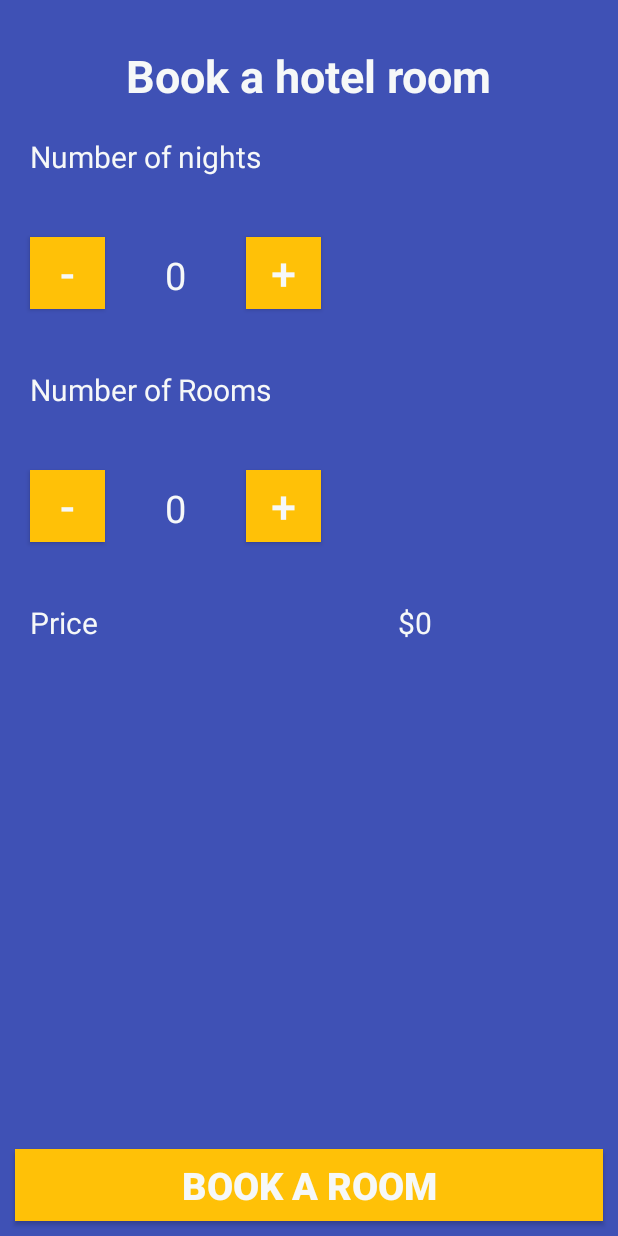
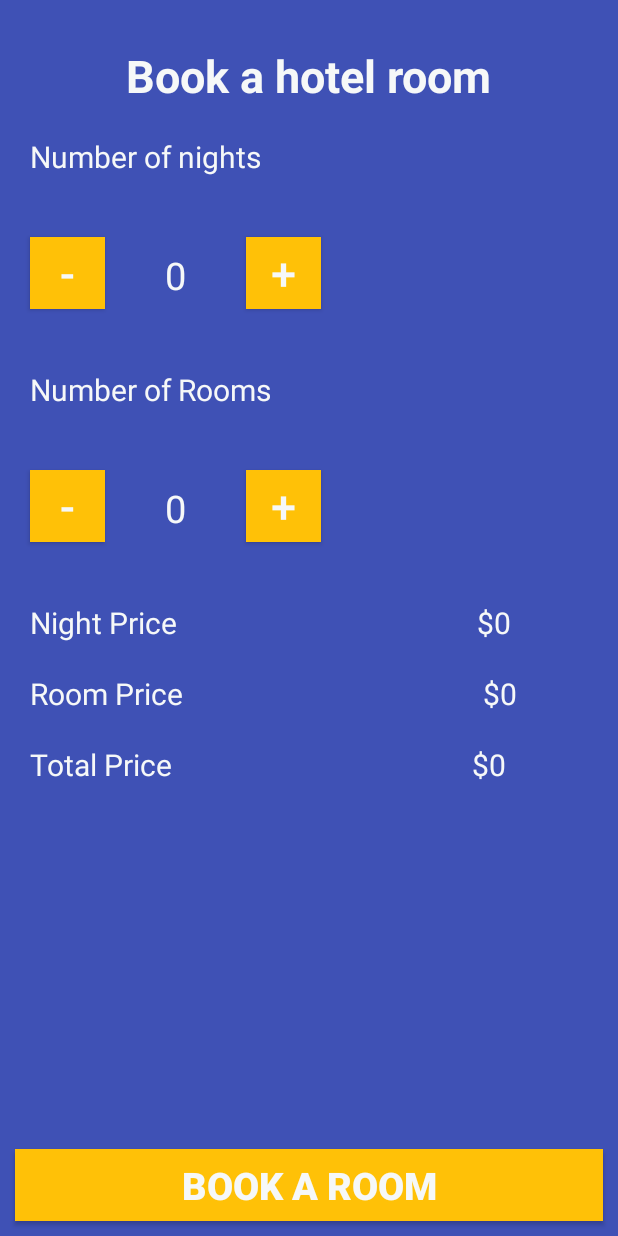
Before and after one commit to ktscates/eBooking, an Android app: the HotelActivity screen opened directly, with no data from a screen before it, on a phone screen of 412 x 824 dp. Run offline under Robolectric (Android 15) with nearby library versions, the phone set to English and light mode, and no system bars.

Commit message:
Add fonctionalities for hotel

```diff
--- a/app/src/main/res/layout/hotel_activity.xml
+++ b/app/src/main/res/layout/hotel_activity.xml
@@ -45,7 +45,7 @@
             android:textSize="30sp" />
 
         <TextView
-            android:id="@+id/numberOfnights_text_view"
+            android:id="@+id/numberOfNights_text_view"
             android:layout_width="wrap_content"
             android:layout_height="wrap_content"
             android:layout_margin="20dp"
@@ -114,25 +114,74 @@
     </LinearLayout>
 
     <TextView
-        android:id="@+id/price"
+        android:id="@+id/nightPrice"
         android:layout_width="wrap_content"
         android:layout_height="wrap_content"
         android:layout_below="@id/linearLayout2"
         android:layout_marginLeft="20dp"
         android:layout_marginTop="20dp"
         android:layout_marginRight="100dp"
-        android:text="Price"
+        android:text="Night Price"
         android:textColor="@color/colorTextIcons"
         android:textSize="20sp" />
 
     <TextView
-        android:id="@+id/price_text_view"
+        android:id="@+id/roomPrice"
+        android:layout_width="wrap_content"
+        android:layout_height="wrap_content"
+        android:layout_below="@id/nightPrice"
+        android:layout_marginLeft="20dp"
+        android:layout_marginTop="20dp"
+        android:layout_marginRight="100dp"
+        android:text="Room Price"
+        android:textColor="@color/colorTextIcons"
+        android:textSize="20sp" />
+
+    <TextView
+        android:id="@+id/nightPrice_text_view"
         android:layout_width="wrap_content"
         android:layout_height="wrap_content"
         android:layout_below="@id/linearLayout2"
         android:layout_marginLeft="100dp"
         android:layout_marginTop="20dp"
-        android:layout_toRightOf="@id/price"
+        android:layout_toRightOf="@id/nightPrice"
+        android:text="$0"
+        android:textColor="@color/colorTextIcons"
+        android:textSize="20sp" />
+
+
+    <TextView
+        android:id="@+id/roomPrice_text_view"
+        android:layout_width="wrap_content"
+        android:layout_height="wrap_content"
+        android:layout_below="@id/nightPrice"
+        android:layout_marginLeft="100dp"
+        android:layout_marginTop="20dp"
+        android:layout_toRightOf="@id/roomPrice"
+        android:text="$0"
+        android:textColor="@color/colorTextIcons"
+        android:textSize="20sp" />
+
+    <TextView
+        android:id="@+id/totalPrice"
+        android:layout_width="wrap_content"
+        android:layout_height="wrap_content"
+        android:layout_below="@id/roomPrice"
+        android:layout_marginLeft="20dp"
+        android:layout_marginTop="20dp"
+        android:layout_marginRight="100dp"
+        android:text="Total Price"
+        android:textColor="@color/colorTextIcons"
+        android:textSize="20sp" />
+
+    <TextView
+        android:id="@+id/totalPrice_text_view"
+        android:layout_width="wrap_content"
+        android:layout_height="wrap_content"
+        android:layout_below="@id/roomPrice"
+        android:layout_marginLeft="100dp"
+        android:layout_marginTop="20dp"
+        android:layout_toRightOf="@id/totalPrice"
         android:text="$0"
         android:textColor="@color/colorTextIcons"
         android:textSize="20sp" />
```
Also changed, not shown: app/src/main/java/com/example/ebooking/HotelActivity.java (+89 -2 lines).
